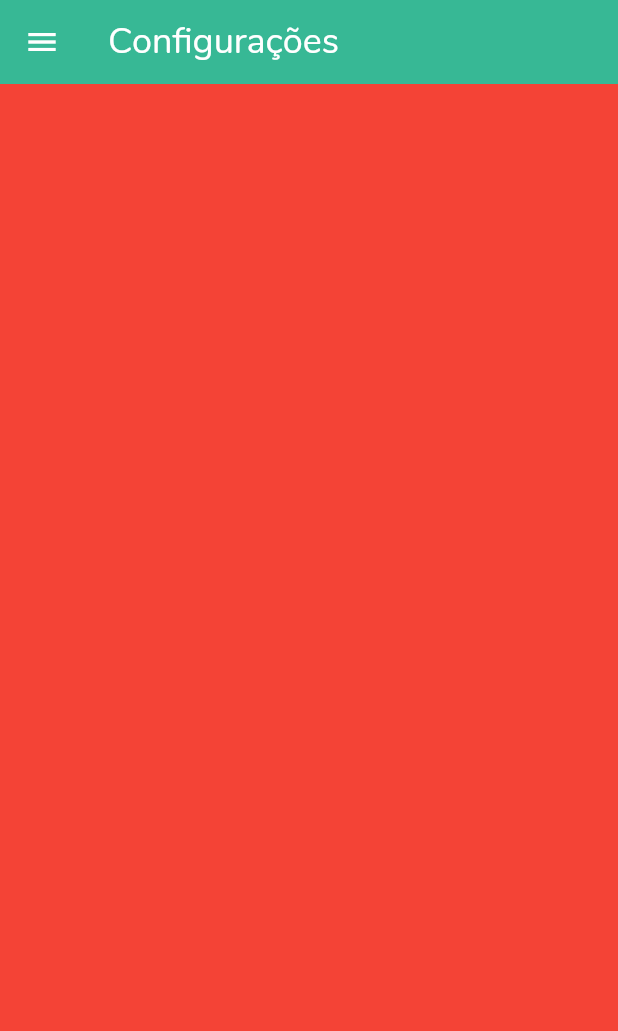
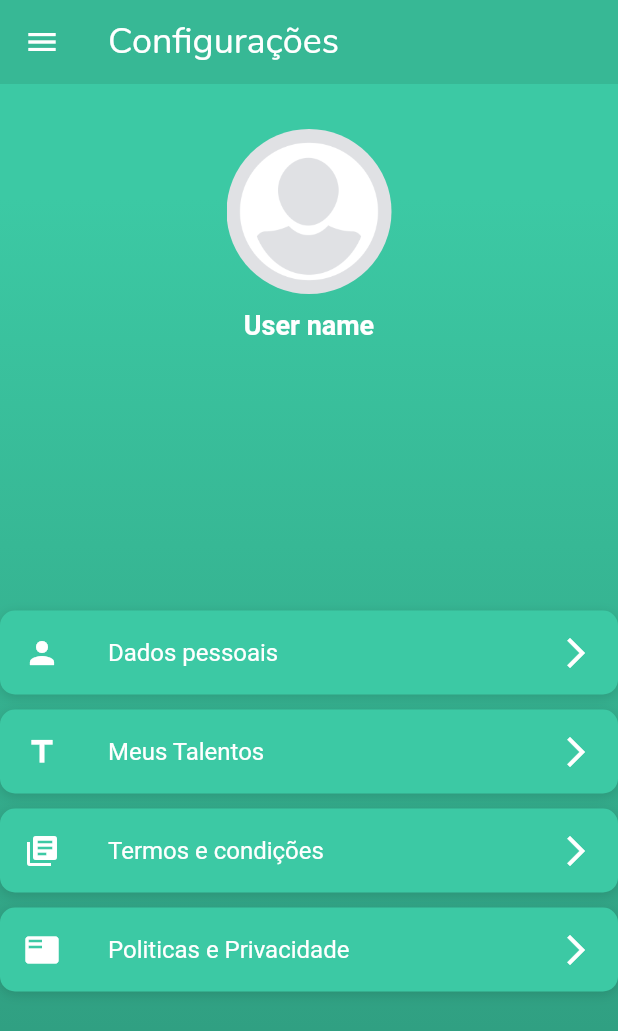
Before and after one commit to Deivid1071/trocatealentoapp, a Flutter app: the HomeScreen screen opened directly, swiped to page 4, on a phone screen of 412 x 824 dp. Shown: the top 1031 px of the screen. Run offline on Flutter 3.47's test engine with Material 2 defaults, Android fonts, the phone set to English and light mode, and no system bars.

Commit message:
layout config screen

```diff
--- /dev/null
+++ b/lib/screens/configscreens/config_screen.dart
@@ -0,0 +1,109 @@
+import 'package:flutter/cupertino.dart';
+import 'package:flutter/material.dart';
+import 'package:flutter/services.dart';
+import 'package:trocatalentos_app/widgets/tiles/configtile.dart';
+
+class UserConfigScreen extends StatefulWidget {
+  @override
+  _UserConfigScreenState createState() => _UserConfigScreenState();
+}
+
+class _UserConfigScreenState extends State<UserConfigScreen> {
+  @override
+  Widget build(BuildContext context) {
+    return AnnotatedRegion<SystemUiOverlayStyle>(
+      value: SystemUiOverlayStyle.light,
+      child: GestureDetector(
+        onTap: () => FocusScope.of(context).unfocus(),
+        child: Stack(
+          children: <Widget>[
+            Container(
+              height: MediaQuery.of(context).size.height,
+              width: MediaQuery.of(context).size.width,
+              decoration: BoxDecoration(
+                gradient: LinearGradient(
+                  begin: Alignment.topCenter,
+                  end: Alignment.bottomCenter,
+                  colors: [
+                    Color(0xFF3CC9A4),
+                    Color(0xFF37B895),
+                    Color(0xFF32A687),
+                    Color(0xFF2F9C7F),
+                  ],
+                  stops: [0.1, 0.4, 0.7, 0.9],
+                ),
+              ),
+            ),
+            Container(
+              height: MediaQuery.of(context).size.height,
+              child: SingleChildScrollView(
+                physics: AlwaysScrollableScrollPhysics(),
+                padding: EdgeInsets.symmetric(
+                  vertical: 30.0,
+                ),
+                child: Column(
+                  mainAxisAlignment: MainAxisAlignment.center,
+                  children: <Widget>[
+                    Container(
+                      alignment: Alignment.center,
+                      child: Column(
+                        children: <Widget>[
+                          Container(
+                            margin: EdgeInsets.only(bottom: 10),
+                            height: 110,
+                            width: 110,
+                            child: ClipRRect(
+                                borderRadius: BorderRadius.circular(100),
+                                child: Image.asset(
+                                  'assets/images/avatar.png',
+                                  fit: BoxFit.cover,
+                                )),
+                          ),
+                          Text(
+                            "User name",
+                            style: TextStyle(
+                                fontSize: 18.0,
+                                fontWeight: FontWeight.bold,
+                                color: Colors.white),
+                          ),
+                        ],
+                      ),
+                    ),
+                    SizedBox(
+                      height: 180.0,
+                    ),
+                    ConfigTile(
+                      icon: Icons.person,
+                      text: 'Dados pessoais',
+                    ),
+                    SizedBox(
+                      height: 10.0,
+                    ),
+                    ConfigTile(
+                      icon: Icons.title,
+                      text: 'Meus Talentos',
+                    ),
+                    SizedBox(
+                      height: 10.0,
+                    ),
+                    ConfigTile(
+                      icon: Icons.library_books,
+                      text: 'Termos e condições',
+                    ),
+                    SizedBox(
+                      height: 10.0,
+                    ),
+                    ConfigTile(
+                      icon: Icons.featured_play_list,
+                      text: 'Politicas e Privacidade',
+                    ),
+                  ],
+                ),
+              ),
+            )
+          ],
+        ),
+      ),
+    );
+  }
+}
--- a/lib/screens/home/home_screen.dart
+++ b/lib/screens/home/home_screen.dart
@@ -1,4 +1,5 @@
 import 'package:flutter/material.dart';
+import 'package:trocatalentos_app/screens/configscreens/config_screen.dart';
 import 'package:trocatalentos_app/widgets/custom_drawer.dart';
 import 'package:trocatalentos_app/widgets/customappbar.dart';
 
@@ -30,7 +31,7 @@ class HomeScreen extends StatelessWidget {
         ),
         Scaffold(
           appBar: CustomAppBar(title: 'Configurações',).build(context),
-          body: Container(color: Colors.red,),
+          body: UserConfigScreen(),
           drawer: CustomDrawer(_pageController),
         )
       ],
--- /dev/null
+++ b/lib/widgets/tiles/configtile.dart
@@ -0,0 +1,29 @@
+
+
+import 'package:flutter/cupertino.dart';
+import 'package:flutter/material.dart';
+import 'package:trocatalentos_app/utilities/constants.dart';
+
+class ConfigTile extends StatelessWidget {
+  final IconData  icon;
+  final String text;
+
+  const ConfigTile({Key key, this.icon, this.text}) : super(key: key);
+
+
+  @override
+  Widget build(BuildContext context) {
+    return Container(
+      decoration: kBoxDecorationStyle,
+      child: ListTile(
+        leading: Icon(icon, color: Colors.white,),
+        title: Text(text, style: TextStyle(
+          color: Colors.white,
+          fontSize: 16
+        ),),
+        trailing: Icon(Icons.arrow_forward_ios, color: Colors.white,),
+        onTap: ()=> print('$text'),
+      ),
+    );
+  }
+}
```
